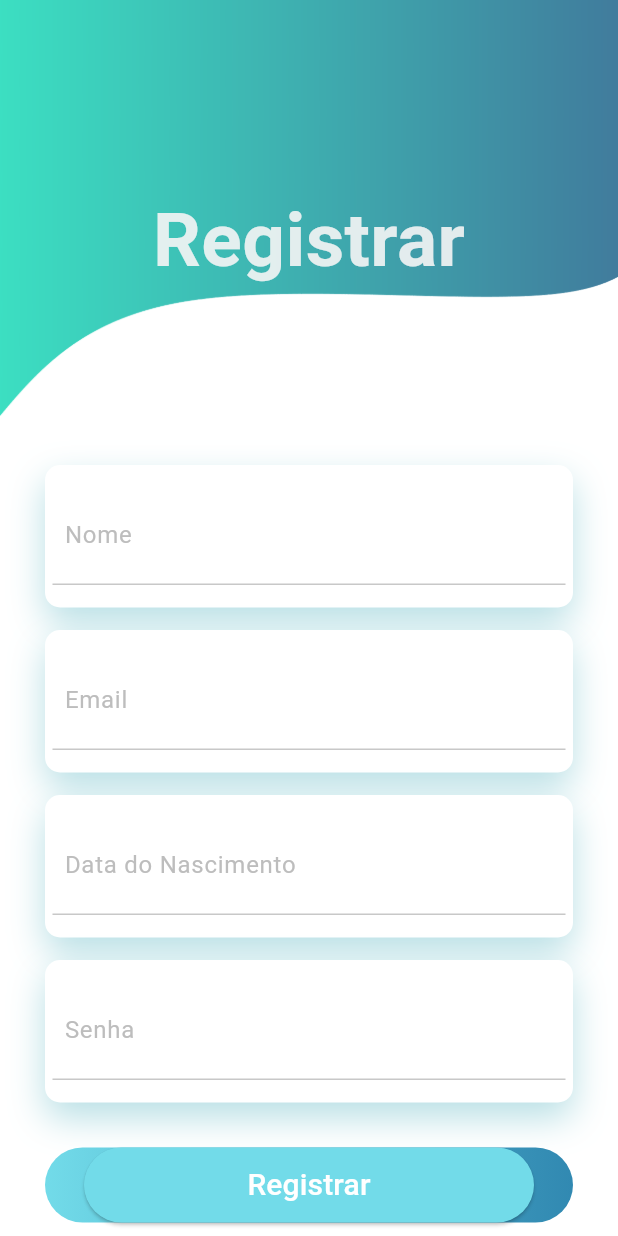
After one commit to marcuscmd/hackatonv, a Flutter app: the screen it shows after launch, after a tap on "Registre aqui", on a phone screen of 412 x 824 dp. The commit adds this screen. Run offline on Flutter 3.47's test engine with Material 2 defaults, Android fonts, the phone set to English and light mode, and no system bars; our stand-ins replace ionicons, mask_text_input_formatter, modal_bottom_sheet, sqflite; accounts and stored records are empty; network calls fail.

```diff
--- a/hackatonV/lib/main.dart
+++ b/hackatonV/lib/main.dart
@@ -1,7 +1,5 @@
 import 'package:flutter/material.dart';
-import 'package:hackaton/propriedade/propriedade_page.dart';
-import 'login/login_page.dart.dart';
-import 'menu/menu_page.dart';
+import 'views/login/login_page.dart';
 
 void main() async {
   runApp(const MyApp());
--- a/hackatonV/lib/models/appCafe_dao.dart
+++ b/hackatonV/lib/models/appCafe_dao.dart
@@ -1,4 +1,4 @@
-import 'package:hackaton/cadastro_prop/cadastro_prop.dart';
+import 'package:hackaton/models/tabela_propriedade.dart';
 import 'package:sqflite/sqflite.dart';
 import 'package:path/path.dart' as pat;
 import 'dart:async';
--- /dev/null
+++ b/hackatonV/lib/models/tabela_usuario.dart
@@ -0,0 +1,28 @@
+class Usuario {
+  static const tableName = 'Usuarios';
+  static const columnId = 'id';
+  static const columnName = 'name';
+  static const columnEmail = 'email';
+  static const columnNasc = 'nasc';
+  static const columnSenha = 'senha';
+
+  final String id;
+  final String name;
+  final String email;
+  final String nasc;
+  final String senha;
+
+
+
+  const Usuario({
+    required this.id,
+    required this.name,
+    required this.email,
+    required this.nasc,
+    required this.senha
+  });
+
+  Map<String, dynamic> toMap(){
+    return {'id': id, 'name': name, 'email': email, 'dataNasc': nasc, 'senha': senha};
+  }
+}
--- /dev/null
+++ b/hackatonV/lib/views/login/cadastro_login.dart
@@ -0,0 +1,221 @@
+import 'package:flutter/material.dart';
+import 'package:flutter/services.dart';
+import 'package:mask_text_input_formatter/mask_text_input_formatter.dart';
+import '../menu/menu_page.dart';
+
+class RegistroPage extends StatefulWidget {
+  const RegistroPage({super.key});
+
+  @override
+  State<RegistroPage> createState() => _RegistroPage();
+}
+
+class _RegistroPage extends State<RegistroPage> {
+
+
+    String log = "https://api.weatherapi.com/v1/forecast.json?key=" +
+      'eab7a8799f49458d9ca20455231105' +
+      "&days=7&q=";
+
+  @override
+  Widget build(BuildContext context) {
+    return Scaffold(
+      backgroundColor: Colors.white,
+      body: Container(
+        child: ListView(
+          children: [
+            Container(
+              height: 280,
+              decoration: const BoxDecoration(
+                image: DecorationImage(
+                  image: AssetImage('assets/backgroud.png'),
+                  fit: BoxFit.fill
+                  )
+              ),
+              child: Stack(
+                children: [
+                  Positioned(
+                    child: Container(
+                      margin: const EdgeInsets.only(top: 40),
+                      child: const Center(
+                        child: Text('Registrar',
+                        style: TextStyle(color:  Color.fromARGB(230, 245, 245, 245), fontSize: 50, fontWeight: FontWeight.bold),),
+                      ),
+                    ),
+                  )
+                ]),
+            ),
+            Padding(
+            padding: const EdgeInsets.all(30),
+            child: Column(
+              children: [
+                const SizedBox(height: 0),
+                Container(
+                  padding: const EdgeInsets.all(5),
+                  decoration: BoxDecoration(
+                      color: Colors.white,
+                      borderRadius: BorderRadius.circular(10),
+                      boxShadow: const [
+                        BoxShadow(
+                            color: Color.fromRGBO(19, 149, 167, 0.3),
+                            blurRadius: 20.0,
+                            offset: Offset(0, 10))
+                      ]),
+                  child: Column(
+                    children: [
+                      Container(
+                        margin: const EdgeInsets.only(top: 10, bottom: 10),
+                        padding: const EdgeInsets.all(8),
+                        decoration: const BoxDecoration(
+                            border: Border(
+                                bottom: BorderSide(
+                          color: Color.fromRGBO(200, 200, 200, 1),
+                        ))),
+                        child: TextField(
+                          decoration: InputDecoration(
+                              border: InputBorder.none,
+                              hintText: 'Nome',
+                              hintStyle: TextStyle(color: Colors.grey[400])),
+                        ),
+                      ),
+                    ],
+                  ),
+                ),
+                const SizedBox(height: 15),
+                                Container(
+                  padding: const EdgeInsets.all(5),
+                  decoration: BoxDecoration(
+                      color: Colors.white,
+                      borderRadius: BorderRadius.circular(10),
+                      boxShadow: const [
+                        BoxShadow(
+                            color: Color.fromRGBO(19, 149, 167, 0.3),
+                            blurRadius: 20.0,
+                            offset: Offset(0, 10))
+                      ]),
+                  child: Column(
+                    children: [
+                      Container(
+                        margin: const EdgeInsets.only(top: 10, bottom: 10),
+                        padding: const EdgeInsets.all(8),
+                        decoration: const BoxDecoration(
+                            border: Border(
+                                bottom: BorderSide(
+                          color: Color.fromRGBO(200, 200, 200, 1),
+                        ))),
+                        child: TextField(
+                          decoration: InputDecoration(
+                              border: InputBorder.none,
+                              hintText: 'Email',
+                              hintStyle: TextStyle(color: Colors.grey[400])),
+                        ),
+                      ),
+                    ],
+                  ),
+                ),
+                const SizedBox(height: 15),
+                Container(
+                  padding: const EdgeInsets.all(5),
+                  decoration: BoxDecoration(
+                      color: Colors.white,
+                      borderRadius: BorderRadius.circular(10),
+                      boxShadow: const [
+                        BoxShadow(
+                            color: Color.fromRGBO(19, 149, 167, 0.3),
+                            blurRadius: 20.0,
+                            offset: Offset(0, 10))
+                      ]),
+                  child: Column(children: [
+                    Container(
+                      margin: const EdgeInsets.only(top: 10, bottom: 10),
+                      padding: const EdgeInsets.all(8),
+                      decoration: const BoxDecoration(
+                          border: Border(
+                              bottom: BorderSide(
+                        color: Color.fromRGBO(200, 200, 200, 1),
+                      ))),
+                      child: TextField(
+                        keyboardType: TextInputType.number,
+                        inputFormatters: [
+                          FilteringTextInputFormatter.digitsOnly,
+                          LengthLimitingTextInputFormatter(8),
+                          MaskTextInputFormatter(
+                              mask: '##/##/####',
+                              filter: {"#": RegExp(r'[0-9]')})
+                        ],
+                        decoration: InputDecoration(
+                            border: InputBorder.none,
+                            hintText: 'Data do Nascimento',
+                            hintStyle: TextStyle(color: Colors.grey[400])),
+                      ),
+                    ),
+                  ]),
+                ),
+                const SizedBox(height: 15),
+                                Container(
+                  padding: const EdgeInsets.all(5),
+                  decoration: BoxDecoration(
+                      color: Colors.white,
+                      borderRadius: BorderRadius.circular(10),
+                      boxShadow: const [
+                        BoxShadow(
+                            color: Color.fromRGBO(19, 149, 167, 0.3),
+                            blurRadius: 20.0,
+                            offset: Offset(0, 10))
+                      ]),
+                  child: Column(
+                    children: [
+                      Container(
+                        margin: const EdgeInsets.only(top: 10, bottom: 10),
+                        padding: const EdgeInsets.all(8),
+                        decoration: const BoxDecoration(
+                            border: Border(
+                                bottom: BorderSide(
+                          color: Color.fromRGBO(200, 200, 200, 1),
+                        ))),
+                        child: TextField(
+                          decoration: InputDecoration(
+                              border: InputBorder.none,
+                              hintText: 'Senha',
+                              hintStyle: TextStyle(color: Colors.grey[400])),
+                        ),
+                      ),
+                    ],
+                  ),
+                ),
+                const SizedBox(height: 30),
+                                        Container(
+                          height: 50,
+                          decoration: BoxDecoration(
+                            borderRadius: BorderRadius.circular(25),
+                            gradient: const LinearGradient(
+                              colors: [
+                                Color.fromRGBO(114, 219, 233, 1),
+                                Color.fromRGBO(37, 130, 173, 0.945)
+                              ]
+                            )
+                          ),
+                          child: Center(
+                            child: ElevatedButton(
+                              onPressed: () {
+                                Navigator.push(context, MaterialPageRoute(builder: (context) => const MenuPage()));
+                              },
+                              style: ElevatedButton.styleFrom(
+                                backgroundColor: const Color.fromRGBO(114, 219, 233, 1),
+                                minimumSize: const Size(300, 50),
+                              ),
+                              child: const Text('Registrar',
+                              style: TextStyle(
+                                fontSize: 20,
+                                color: Colors.white
+                              )))
+                          ),
+                        ),
+              ],
+            ),
+          ),
+          ]),
+      ),
+    );
+  }
+}
--- a/hackatonV/lib/login/login_page.dart.dart
+++ b/hackatonV/lib/views/login/login_page.dart
@@ -1,4 +1,5 @@
 import 'package:flutter/material.dart';
+import 'package:hackaton/views/login/cadastro_login.dart';
 
 import '../menu/menu_page.dart';
 
@@ -122,11 +123,21 @@ class _LoginPageState extends State<LoginPage> {
                           ),
                         ),
                         const SizedBox(height: 30),
-                        const Text('Registre aqui',
-                        style: TextStyle(
-                          color: Color.fromRGBO(37, 130, 173, 0.945),
-                          fontWeight: FontWeight.bold,
-                        ))
+                        Container(
+                          child: ElevatedButton(
+                            onPressed: () => {
+                              Navigator.push(context, MaterialPageRoute(builder: (context) => const RegistroPage()))
+                            },
+                            style: ElevatedButton.styleFrom(
+                              backgroundColor: Color.fromRGBO(212, 212, 212, 0)
+                            ),
+                            child: const Text('Registre aqui',
+                            style: TextStyle(
+                            color: Color.fromRGBO(37, 130, 173, 0.945),
+                            fontWeight: FontWeight.bold,
+                          )),
+                        )
+                      )
                 ],
               ))
           ]),
```
Also changed, not shown: hackatonV/lib/database/db.dart (added, +78 -0 lines), hackatonV/lib/models/tabela_propriedade.dart (added, +30 -0 lines), hackatonV/lib/plantio/plantio_page.dart (deleted, +0 -170 lines), hackatonV/lib/views/menu/menu_page.dart (renamed from hackatonV/lib/menu/menu_page.dart, +6 -6 lines), hackatonV/lib/views/menu/constantes.dart (renamed from hackatonV/lib/menu/constantes.dart).
